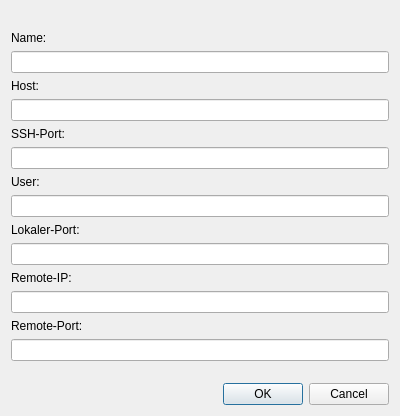
First picture: the form in newentry.ui, repository shyim/tunnelmanager, before the edit.
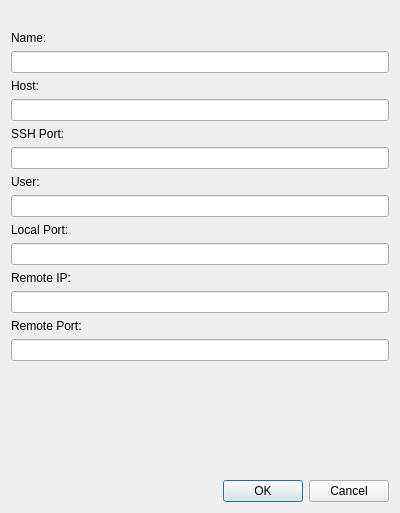
Second picture: the form after the edit.

What changed in the file:
```diff
--- a/newentry.ui
+++ b/newentry.ui
@@ -7,7 +7,7 @@
     <x>0</x>
     <y>0</y>
     <width>400</width>
-    <height>416</height>
+    <height>513</height>
    </rect>
   </property>
   <property name="windowTitle">
@@ -44,7 +44,7 @@
    <item>
     <widget class="QLabel" name="label_7">
      <property name="text">
-      <string>SSH-Port:</string>
+      <string>SSH Port:</string>
      </property>
     </widget>
    </item>
@@ -64,7 +64,7 @@
    <item>
     <widget class="QLabel" name="label_4">
      <property name="text">
-      <string>Lokaler-Port:</string>
+      <string>Local Port:</string>
      </property>
     </widget>
    </item>
@@ -74,7 +74,7 @@
    <item>
     <widget class="QLabel" name="label_5">
      <property name="text">
-      <string>Remote-IP:</string>
+      <string>Remote IP:</string>
      </property>
     </widget>
    </item>
@@ -84,7 +84,7 @@
    <item>
     <widget class="QLabel" name="label_6">
      <property name="text">
-      <string>Remote-Port:</string>
+      <string>Remote Port:</string>
      </property>
     </widget>
    </item>
```
Left out of the diff: 2 changed lines with no effect on the pictures.
